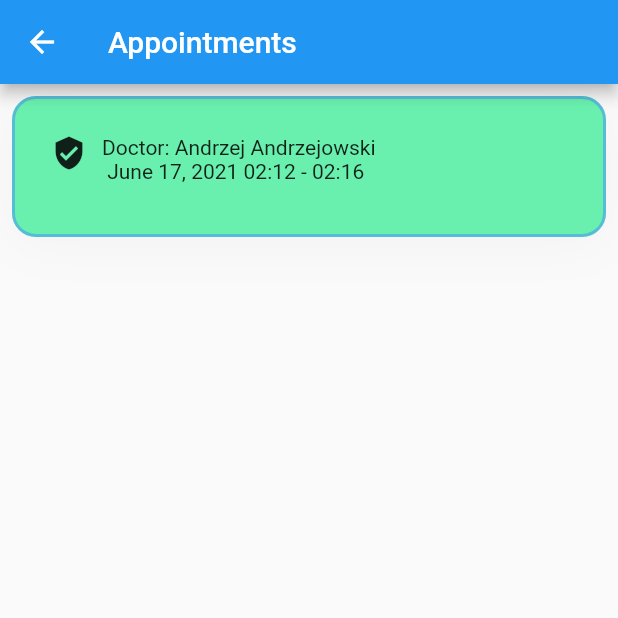
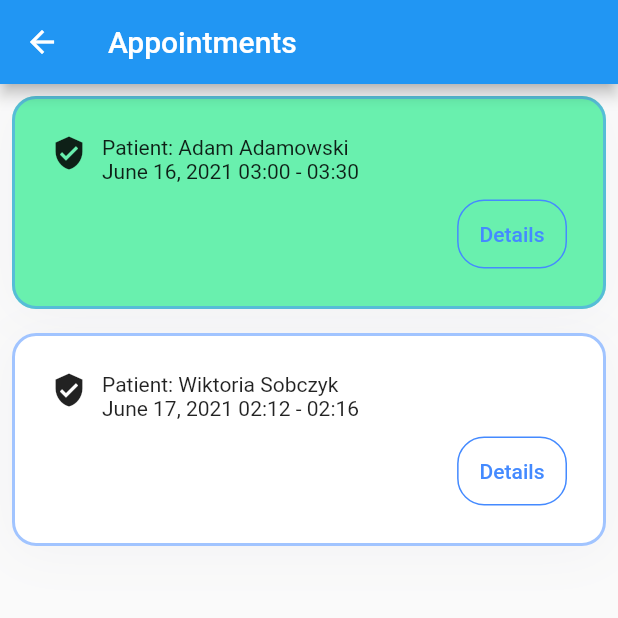
Before and after one commit to Ritalffy/HealthApp, a Flutter app: the ScheduledAppointments screen opened directly, on a phone screen of 412 x 824 dp, the top half of it. Run offline on Flutter 3.47's test engine with Material 2 defaults, Android fonts, the phone set to English and light mode, and no system bars; our stand-ins replace bloc, dio, equatable, flutter_bloc, flutter_secure_storage, formz and 1 more; accounts and stored records are empty.

Commit message:
doctor flow

```diff
--- a/lib/login/bloc/login_bloc.dart
+++ b/lib/login/bloc/login_bloc.dart
@@ -66,15 +66,10 @@ class LoginBloc extends Bloc<LoginEvent, LoginState> {
           email: state.email.value,
           password: state.password.value,
         );
-        final id = await _authenticationRepository.getUserIdByMail(
-          state.email.value,
-        );
-        final user = await _authenticationRepository.getPersonById(id: id);
 
         final _storage = FlutterSecureStorage();
         // _authenticationRepository.setToken(response.token);
         await _storage.write(key: 'role', value: response.role);
-        await _storage.write(key: 'user_id', value: user.id.toString());
 
         yield state.copyWith(status: FormzStatus.submissionSuccess);
       } on DioError catch (err) {
--- a/lib/my_appointments/scheduled_appointments.dart
+++ b/lib/my_appointments/scheduled_appointments.dart
@@ -14,9 +14,20 @@ class ScheduledAppointments extends StatelessWidget {
             padding: const EdgeInsets.all(8.0),
             child: PrimaryCard(
               isSelected: true,
-              buttonLabel: 'Schedule',
+              buttonLabel: 'Details',
+              onPressed: () => print('s'),
               description:
-                  'Doctor: Andrzej Andrzejowski\n June 17, 2021 02:12 - 02:16 ',
+                  'Patient: Adam Adamowski\nJune 16, 2021 03:00 - 03:30 ',
+              iconData: Icons.verified_user_sharp,
+            ),
+          ),
+          Padding(
+            padding: const EdgeInsets.all(8.0),
+            child: PrimaryCard(
+              buttonLabel: 'Details',
+              onPressed: () => print('s'),
+              description:
+                  'Patient: Wiktoria Sobczyk\nJune 17, 2021 02:12 - 02:16 ',
               iconData: Icons.verified_user_sharp,
             ),
           ),
```
Also changed, not shown: lib/home/view/home_page.dart (+4 -4 lines).
